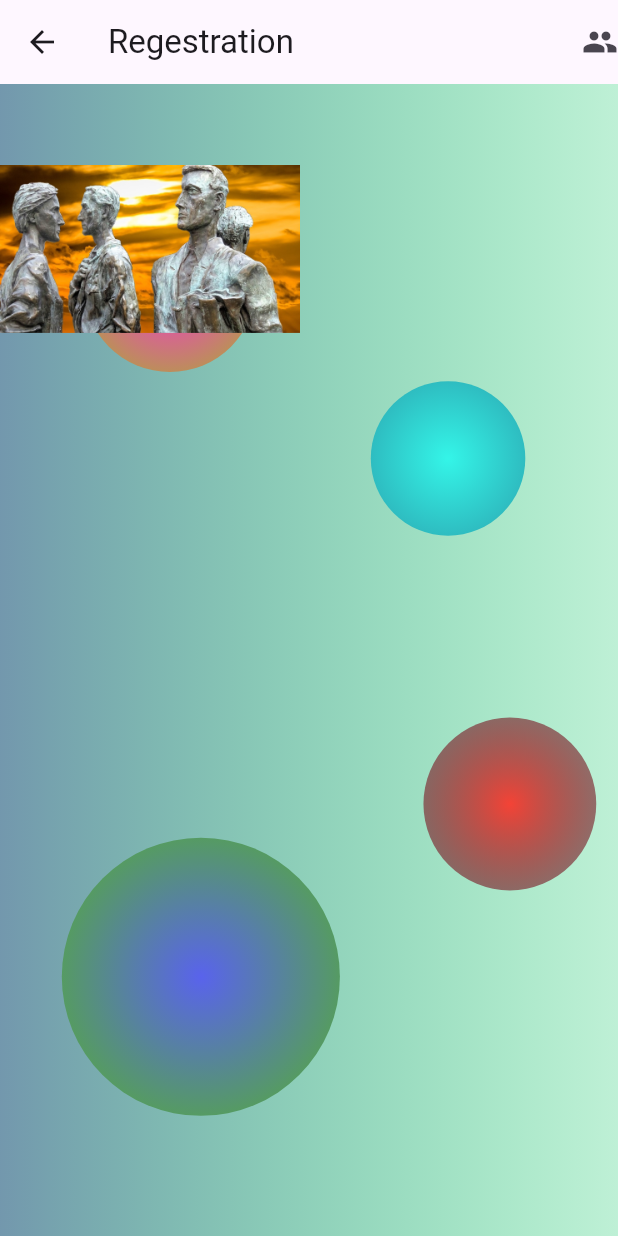
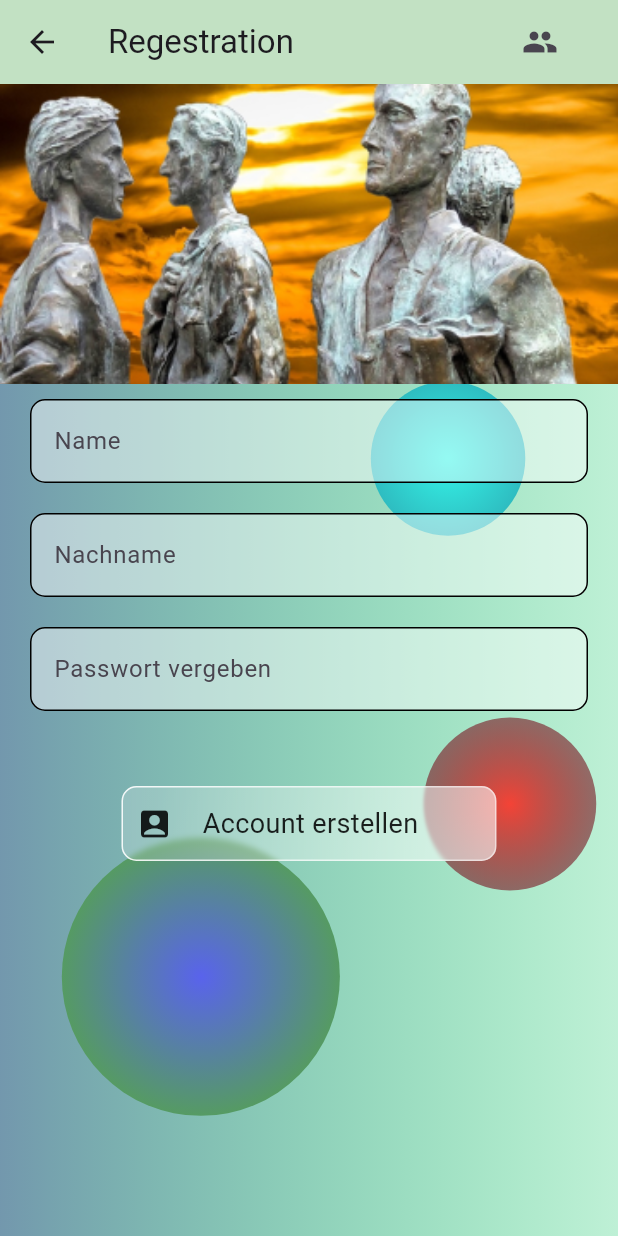
Before and after one commit to mfranky78/FamilyBoard, a Flutter app: the RegestrationPage screen opened directly, on a phone screen of 412 x 824 dp. Run offline on Flutter 3.47's test engine with Material 3 defaults, Android fonts, the light colour scheme and no system bars; drawn by our look-alikes of glassmorphism; our stand-ins replace animated_splash_screen, google_sign_in, image_picker; missing offline and left inert: flutter_simple_calculator, onboarding, scrollable_clean_calendar.

Commit message:
CustomButton Image

```diff
--- a/lib/core/custom_button.dart
+++ b/lib/core/custom_button.dart
@@ -14,13 +14,14 @@ class MainButton extends StatelessWidget {
   });
   @override
   Widget build(BuildContext context) {
-    return Container(
-      child: CustomButton(
-        selection: category,
-        onTap: onTap,
-        icon: icon,
-        category: '',
-      ),
+    return CustomButton(
+      selection: category,
+      onTap: onTap,
+      icon: icon,
+      category: '',
+      image: const AssetImage('assetName'),
+
+
     );
   }
 }
@@ -29,12 +30,15 @@ class CustomButton extends StatelessWidget {
   final String selection;
   final VoidCallback onTap;
   final IconData icon;
-  const CustomButton({
+        AssetImage? image;
+   CustomButton({
     super.key,
     required this.selection,
     required this.onTap,
     required this.icon,
     required String category,
+    required AssetImage image,
+
   });
   @override
   Widget build(BuildContext context) {
@@ -75,6 +79,7 @@ class CustomButton extends StatelessWidget {
                     width: 10,
                   ),
                   Icon(icon),
+
                   const Padding(
                     padding: EdgeInsets.all(5),
                   ),
--- a/lib/core/textfield_button.dart
+++ b/lib/core/textfield_button.dart
@@ -7,7 +7,9 @@ class TextfieldButton extends StatelessWidget {
 
   @override
   Widget build(BuildContext context) {
-    return TextFormField(
+    return Padding(
+      padding: const EdgeInsets.fromLTRB(20, 10, 20, 10),
+      child: TextFormField(
         decoration: InputDecoration(
           hintText: hintText, // Verwende den übergebenen hintText
           filled: true,
@@ -22,6 +24,7 @@ class TextfieldButton extends StatelessWidget {
             borderRadius: BorderRadius.circular(10),
           ),
         ),
+      ),
     );
   }
 }
--- a/lib/main.dart
+++ b/lib/main.dart
@@ -26,7 +26,7 @@ class _HomeScreenState extends State<HomeScreen> {
       routes: {
         "/change_page": (context) => const ButtonNavigation(),
         "/team_profile": (context) => const TeamProfile(),
-        "/loginpage":(context) => LogInPage(),
+        "/loginpage":(context) => const LogInPage(),
         "/homescreen":(context) => const HomeScreen(),
         "/logopage":(context) => const LogoPage(),
         "/signingoogle":(context) => const SignInDemo(),
--- a/lib/präsentation/Onboarding/pages/onboarding_page.dart
+++ b/lib/präsentation/Onboarding/pages/onboarding_page.dart
@@ -193,6 +193,7 @@ class _OnboardingPageState extends State<OnboardingPage> {
           selection: 'Skip',
           icon: Icons.skip_next,
           category: 'Skip',
+         image: const AssetImage(''),
         ),
       ),
     );
@@ -211,6 +212,7 @@ class _OnboardingPageState extends State<OnboardingPage> {
           selection: 'Sign up',
           icon: Icons.login,
           category: 'Sign up',
+          image: const AssetImage(''),
         ),
       ),
     );
--- a/lib/präsentation/Onboarding/pages/regestration_page.dart
+++ b/lib/präsentation/Onboarding/pages/regestration_page.dart
@@ -1,27 +1,53 @@
 import 'package:famibo/core/backround_screen.dart';
+import 'package:famibo/core/custom_button.dart';
+import 'package:famibo/core/textfield_button.dart';
+import 'package:famibo/pr%C3%A4sentation/Onboarding/pages/login_page.dart';
 import 'package:flutter/material.dart';
 
-class RegestrationPage extends StatelessWidget {
+class RegestrationPage extends StatefulWidget {
   const RegestrationPage({super.key});
 
   @override
+  State<RegestrationPage> createState() => _RegestrationPageState();
+}
+
+class _RegestrationPageState extends State<RegestrationPage> {
+  @override
   Widget build(BuildContext context) {
     return Scaffold(
-        appBar: AppBar(
+        appBar: AppBar(backgroundColor: Color.fromARGB(255, 194, 225, 195),
           title: const Text('Regestration'),
-          actions: const [Icon(Icons.people)],
+          actions: const [Padding(
+            padding: EdgeInsets.fromLTRB(0, 0, 40, 0),
+            child: Icon(Icons.people),
+
+          )],
         ),
         body: Stack(
           children: [
-            BackroundScreen(Column(
+            BackroundScreen(
+              ListView(
+                children: [
+                            Column(
                 children: [
                   Container(
-                    height: 220,
-                    width: 200,
+                      height: 200,
                       decoration: const BoxDecoration(
                             image: DecorationImage(
                         image: AssetImage("assets/images/regestration_image.png"),
+                        fit: BoxFit.fitWidth
                       ))),
+                       const TextfieldButton(hintText: 'Name'),
+                       const TextfieldButton(hintText: 'Nachname'),
+                       const TextfieldButton(hintText: 'Passwort vergeben'),
+                       const SizedBox(height: 40,),
+                  CustomButton(selection: 'Account erstellen', onTap: (){
+                     Navigator.push(context, MaterialPageRoute(builder: (context)=> const LogInPage()));
+                  }, icon: Icons.account_box, category: 'Account', image: const AssetImage(''),),
+
+                ],
+
+                            ),
                           ],
               ))
           ],
```
Also changed, not shown: lib/präsentation/Onboarding/pages/login_page.dart (+15 -5 lines), lib/präsentation/app/home_screen_page.dart (+16 -1 lines), lib/präsentation/app/team_profile.dart (+79 -47 lines), pubspec.yaml (+7 -47 lines), pubspec.lock, 5 other files. Lines whose indentation alone changed are shown as unchanged.
